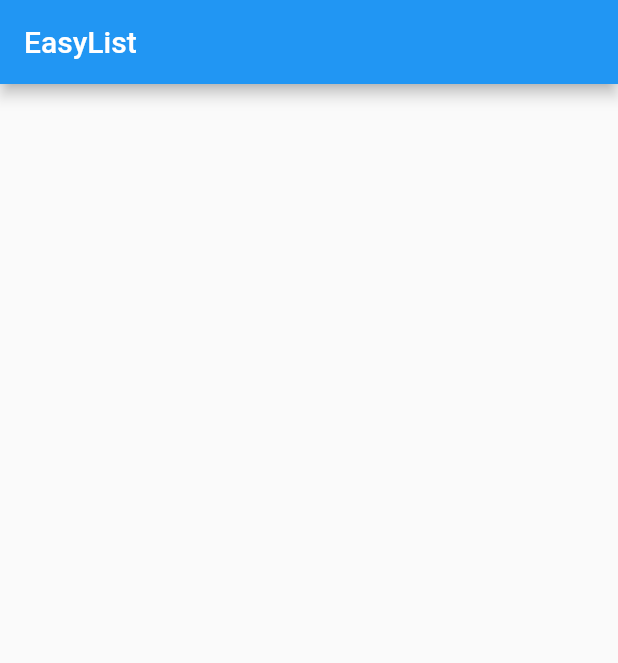
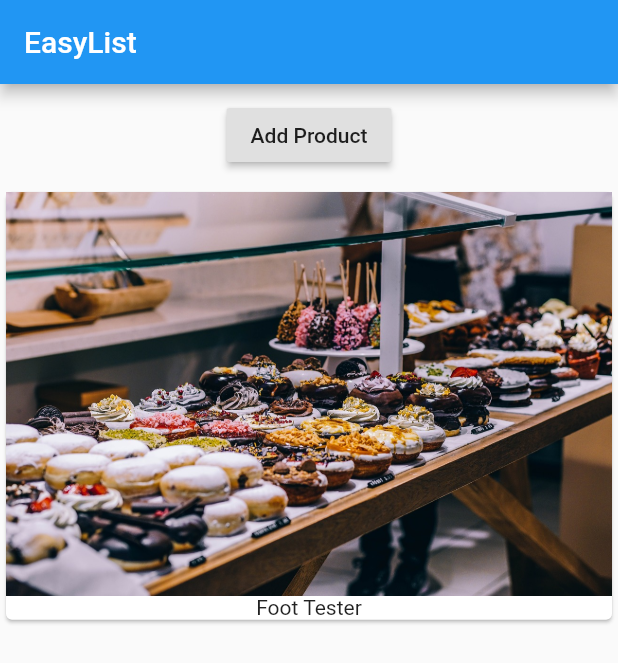
Before and after one commit to jmpainter/easy_list, a Flutter app: the screen it shows after launch, on a phone screen of 412 x 824 dp. Shown: the top 663 px of the screen. Run offline on Flutter 3.47's test engine with Material 2 defaults, Android fonts, the phone set to English and light mode, and no system bars.

Commit message:
adding button and list of products

```diff
--- a/lib/main.dart
+++ b/lib/main.dart
@@ -2,13 +2,46 @@ import 'package:flutter/material.dart';
 
 void main() => runApp(MyApp());
 
-class MyApp extends StatelessWidget {
-  build(context) {
+class MyApp extends StatefulWidget {
+  @override
+  State<StatefulWidget> createState() {
+    return _MyAppState();
+  }
+}
+
+class _MyAppState extends State<MyApp> {
+  List<String> _products = ['Foot Tester'];
+
+  @override
+  Widget build(BuildContext context) {
     return MaterialApp(
       home: Scaffold(
         appBar: AppBar(
           title: Text('EasyList'),
         ),
+        body: Column(
+          children: [
+            Container(
+              margin: EdgeInsets.all(10.0),
+              child: RaisedButton(
+                onPressed: () {},
+                child: Text('Add Product'),
+              ),
+            ),
+            Column(
+              children: _products
+                  .map((element) => Card(
+                        child: Column(
+                          children: <Widget>[
+                            Image.asset('assets/food.jpg'),
+                            Text(element)
+                          ],
+                        ),
+                      ))
+                  .toList(),
+            ),
+          ],
+        ),
       ),
     );
   }
```
Also changed, not shown: pubspec.yaml (+3 -9 lines), assets/food.jpg (added).
